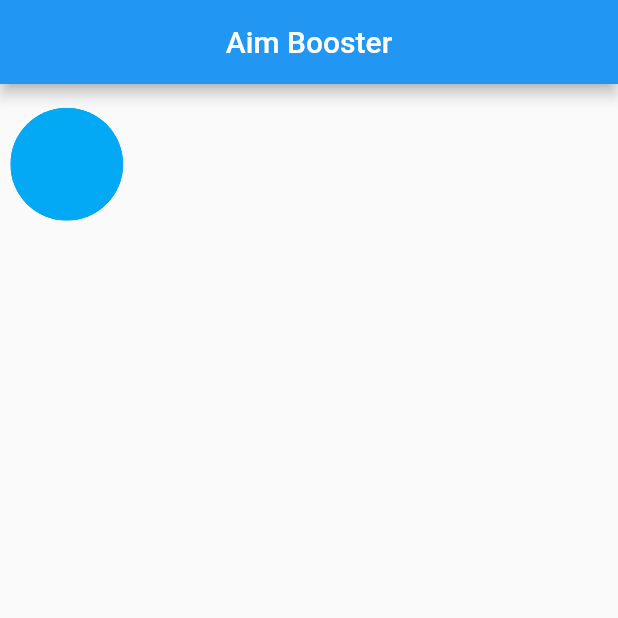
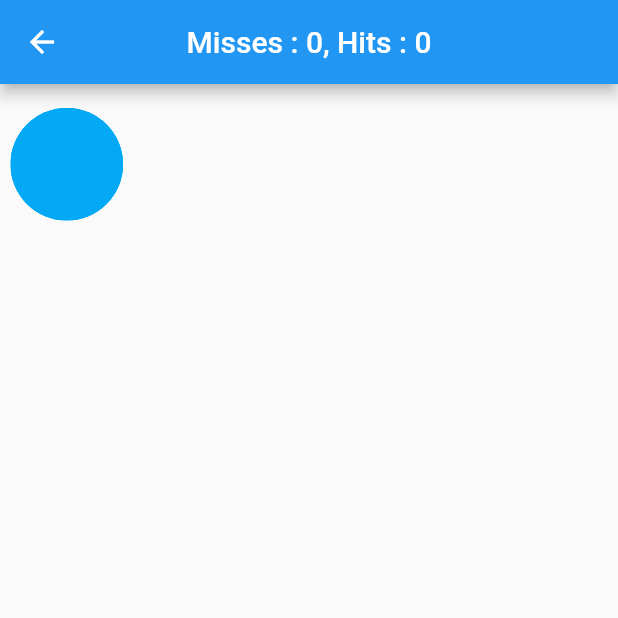
Before and after one commit to CodeXLearn3/AimBoosterFlutter, a Flutter app: the MyApp screen opened directly, on a phone screen of 412 x 824 dp, the top half of it. Run offline on Flutter 3.47's test engine with Material 2 defaults, Android fonts, the phone set to English and light mode, and no system bars; missing offline and left inert: dart:html.

Commit message:
Added result page

```diff
--- a/lib/main.dart
+++ b/lib/main.dart
@@ -1,11 +1,11 @@
+import 'dart:async';
+import 'dart:html';
+import 'dart:io';
+
 import 'package:flutter/material.dart';
 import 'dart:math';
 
-void main() {
-  runApp(MaterialApp(
-    home: MyApp(),
-  ));
-}
+import 'package:flutter_app_aimbooster/result.dart';
 
 class MyApp extends StatefulWidget {
   @override
@@ -14,19 +14,20 @@
 
 class _MyAppState extends State<MyApp> {
   bool create = true;
+  List<Widget> balls = [];
+  ListGenerator? generator;
+  int counter = 0;
+  int hits = 0;
+  int misses = 0;
 
   void _myFunction() {
+    hits++;
     setState(() {
       balls = generator!.getBallList();
     });
   }
 
-  double positionLeft1 = 200;
-  double positionTop1 = 50;
-  List<Widget> balls = [];
-  ListGenerator? generator;
-
-  final AppBar appBar = AppBar(
+  AppBar appBar = AppBar(
     centerTitle: true,
     title: Text('Aim Booster'),
   );
@@ -43,6 +44,19 @@
     double screenWidth = MediaQuery.of(context).size.width;
 
     if (create) {
+      Timer.periodic(Duration(seconds: 1), (t) {
+        print(t.tick);
+        if (t.tick == 10) {
+          t.cancel();
+          Navigator.push(
+              context,
+              MaterialPageRoute(
+                  builder: (c) => ResultPage(
+                        hits: hits,
+                        misses: misses,
+                      )));
+        }
+      });
       generator = ListGenerator(
           count: 3,
           setState: _myFunction,
@@ -51,55 +65,25 @@
       balls = generator!.getBallList();
       create = false;
     }
+    // balls.add(Text(('mamad')));
+    appBar = AppBar(
+      centerTitle: true,
+      title: Text('Misses : $misses, Hits : $hits'),
+    );
 
     // TODO: implement build
     return GestureDetector(
-      onTap: () {
-        print('wrong on tapped');
-      },
-      onTapDown: (e){
+      onTapDown: (e) {
+        setState(() {
+          misses++;
           print('wrong on tap down!');
+        });
       },
       child: Scaffold(
         appBar: appBar,
         body: Stack(
           fit: StackFit.expand,
-          children:
-              // [
-              balls,
-          //   Positioned(
-          //       left: 0,
-          //       top: height-100,
-          //       child: ClipOval(
-          //         child: Material(
-          //           color: Colors.blue, // Button color
-          //           child: InkWell(
-          //             splashColor: Colors.red, // Splash color
-          //             onTap: () {
-          //               print('width is : $width');
-          //               print('height is : $height');
-          //             },
-          //             child: SizedBox(width: 100, height: 100),
-          //           ),
-          //         ),
-          //       )),
-          //   Positioned(
-          //       left: width-100,
-          //       top: 400,
-          //       child: ClipOval(
-          //         child: Material(
-          //           color: Colors.blue, // Button color
-          //           child: InkWell(
-          //             splashColor: Colors.red, // Splash color
-          //             onTap: () {
-          //               print('width is : $width');
-          //               print('height is : $height');
-          //             },
-          //             child: SizedBox(width: 100, height: 100),
-          //           ),
-          //         ),
-          //       )),
-          // ],
+          children: balls,
         ),
       ),
     );
@@ -156,11 +140,9 @@
                       setState();
                     },
                     onTap: () {},
-                  onHover: (e) {
-                    print('hovered');
-                  },
+                    child: GestureDetector(
                       child: SizedBox(width: ballHeight, height: ballWidth),
-                ),
+                    )),
               ),
             )),
       );
--- /dev/null
+++ b/lib/result.dart
@@ -0,0 +1,20 @@
+import 'package:flutter/cupertino.dart';
+import 'package:flutter/material.dart';
+
+class ResultPage extends StatelessWidget {
+  final int hits;
+  final int misses;
+
+  ResultPage({this.hits = 0, this.misses = 0});
+
+  @override
+  Widget build(BuildContext context) {
+    return Scaffold(
+        appBar: AppBar(
+          centerTitle: true,
+          title: Text('Results are :'),
+        ),
+        body: Center(child: Text('Your hit ratio is ${ hits.toDouble() / (misses + hits)}', style: TextStyle(fontSize: 30),),),
+    );
+  }
+}
```
Also changed, not shown: lib/menu.dart (added, +30 -0 lines). Lines whose indentation alone changed are shown as unchanged.
